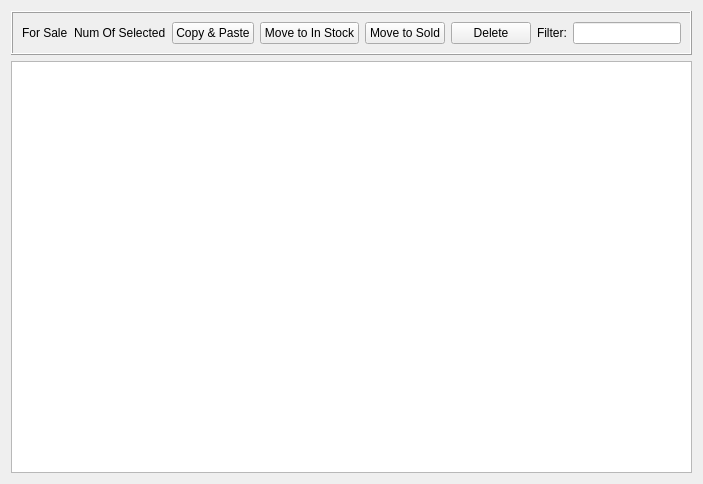
The window that src/Applications/BrickMoneyDesktop/src/ForSale.ui (tlaemmlein/BrickMoney) describes before a commit, drawn with Qt 5.
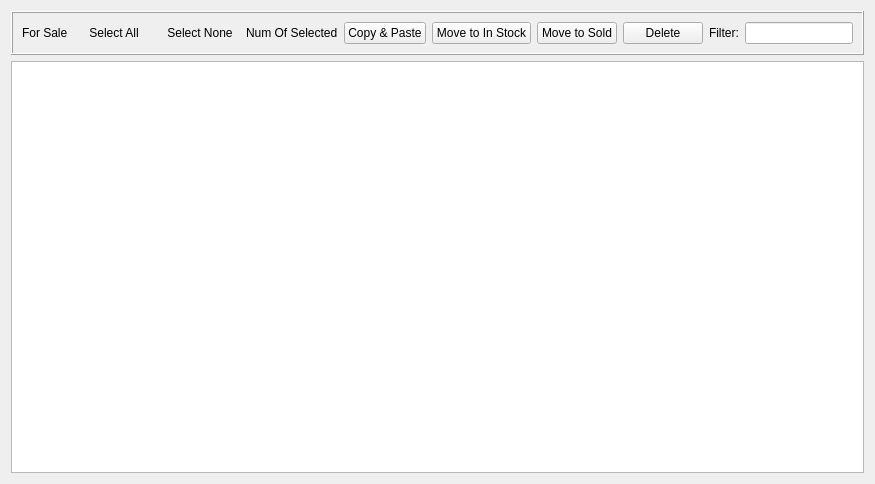
The same window after the commit.

Commit message: Select All/None is working.

```diff
--- a/src/Applications/BrickMoneyDesktop/src/ForSale.ui
+++ b/src/Applications/BrickMoneyDesktop/src/ForSale.ui
@@ -6,7 +6,7 @@
    <rect>
     <x>0</x>
     <y>0</y>
-    <width>639</width>
+    <width>682</width>
     <height>484</height>
    </rect>
   </property>
@@ -30,6 +30,26 @@
         </property>
        </widget>
       </item>
+      <item>
+       <widget class="QPushButton" name="selectAllPushButton">
+        <property name="text">
+         <string>Select All</string>
+        </property>
+        <property name="flat">
+         <bool>true</bool>
+        </property>
+       </widget>
+      </item>
+      <item>
+       <widget class="QPushButton" name="selectNonePushButton">
+        <property name="text">
+         <string>Select None</string>
+        </property>
+        <property name="flat">
+         <bool>true</bool>
+        </property>
+       </widget>
+      </item>
       <item>
        <widget class="QLabel" name="numOfSelectedLabel">
         <property name="text">
```
The commit also changes 5 other files.
